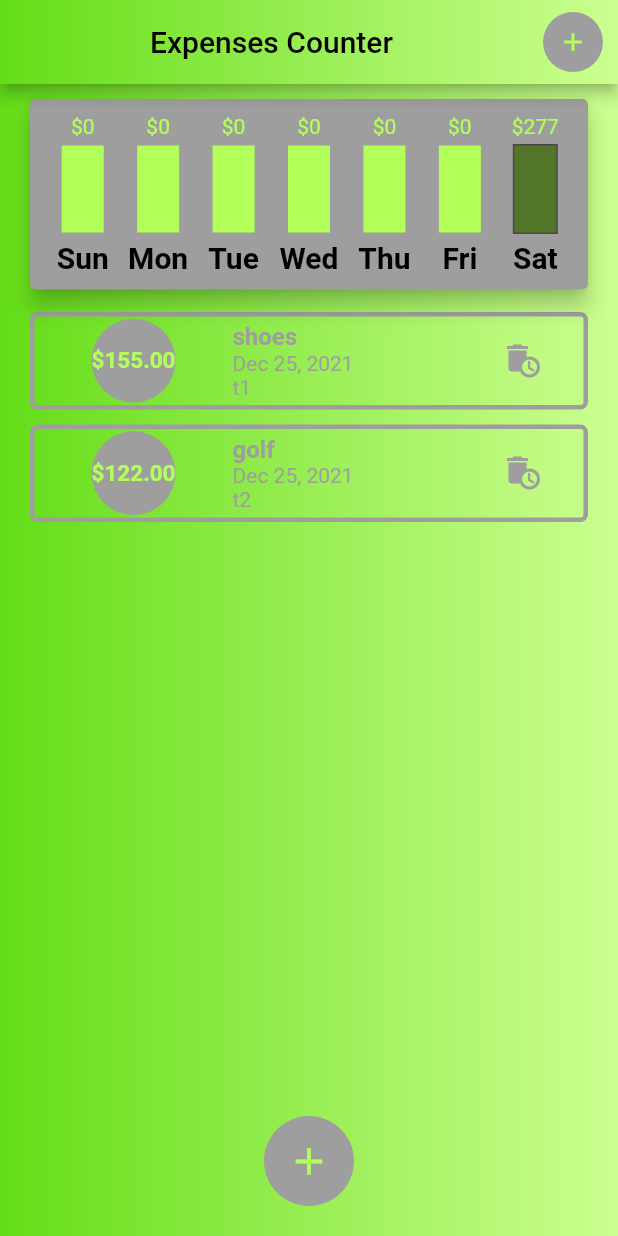
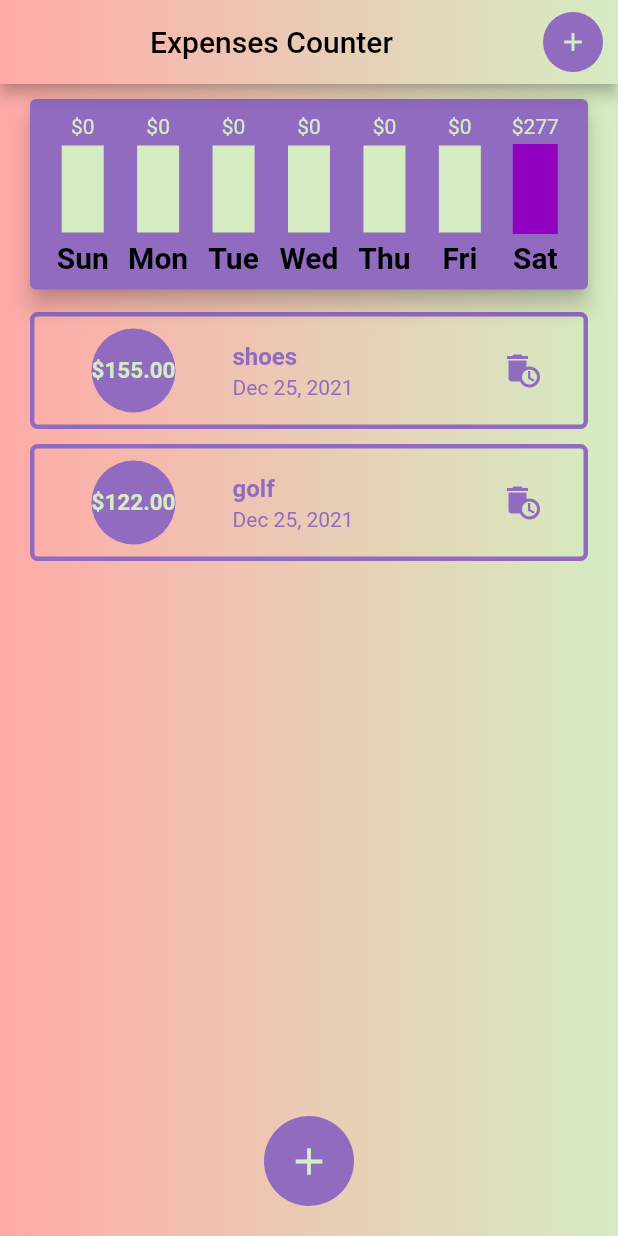
Before and after one commit to budda24/counting_expenses, a Flutter app: the screen it shows after launch, on a phone screen of 412 x 824 dp. Run offline on Flutter 3.47's test engine with Material 2 defaults, Android fonts, the phone set to English and light mode, and no system bars.

Commit message:
style: change the main theme

```diff
--- a/lib/const/const.dart
+++ b/lib/const/const.dart
@@ -1,7 +1,7 @@
 import 'package:flutter/material.dart';
 
-const kMainColor = Colors.lightGreenAccent;
-const kGreColor = Colors.grey;
+const kMainColor = Color(0xffD5ECC2);
+const kGreColor = Color(0xff916BBF);
 const kBlackColor = Colors.black;
 final kMainColorShade = Colors.lightGreenAccent.shade50;
 const kWhiteColor = Colors.white;
@@ -16,8 +16,8 @@ const kMainMargin = EdgeInsets.symmetric(vertical: 10, horizontal: 20);
 const kBoxLinearGradient = BoxDecoration(
     gradient: LinearGradient(
         colors: [
-          const Color(0xFF64DD17),
-          const Color(0xFFCCFF90),
+          const Color(0xffFFAAA7),
+          const Color(0xffD5ECC2),
         ],
         begin: const FractionalOffset(0.0, 0.0),
         end: const FractionalOffset(1.0, 0.0),
--- a/lib/widgets/chart_bar.dart
+++ b/lib/widgets/chart_bar.dart
@@ -18,15 +18,16 @@ class ChartBar extends StatelessWidget {
 
   @override
   Widget build(BuildContext context) {
+    Size size = MediaQuery.of(context).size;
+    double width = size .width;
+    double height = size.height;
+
     return Column(
       children: [
         Container(
-
-          child: FittedBox(
-            child: Text(
-              '\$${spendedamount.toStringAsFixed(0)}',
-              style: TextStyle(color: kMainColor),
-            ),
+          child: Text(
+            '\$${spendedamount.toStringAsFixed(0)}',
+            style: TextStyle(color: kMainColor),
           ),
         ),
         SizedBox(
@@ -51,7 +52,7 @@ class ChartBar extends StatelessWidget {
                       ? 0.0
                       : spendedamount / totalSpendedamount,
                   child: Container(
-                    color: Colors.black54,
+                    color: kGreColor.withGreen(1),
                   ),
                 ),
               ),
--- a/lib/widgets/transaction_list.dart
+++ b/lib/widgets/transaction_list.dart
@@ -79,12 +79,6 @@ class TransactionList extends StatelessWidget {
                               color: kGreColor,
                             ),
                           ),
-                          Text(
-                            '${listTransactions[index].id}',
-                            style: TextStyle(
-                              color: kGreColor,
-                            ),
-                          ),
                         ]),
                     trailing: IconButton(
                       onPressed:() => lfDeleteTransaction(listTransactions[index].id),
```
